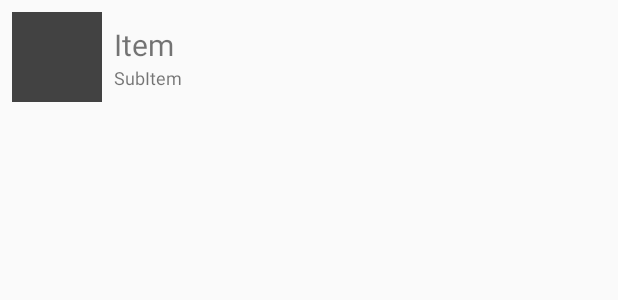
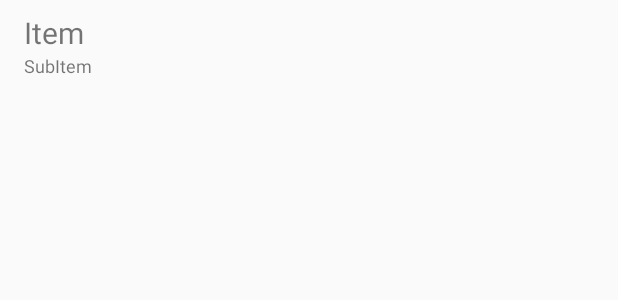
Before and after one commit to augrenters/AugRenta, an Android app: the layout list_item.xml on its own in the app's theme, with its tools: preview values and no code run, on a phone screen of 412 x 824 dp. Shown: the top 300 px of the screen. Run offline under Robolectric (Android 15) with nearby library versions, the phone set to English and light mode, and no system bars.

```diff
--- a/app/src/main/res/layout/list_item.xml
+++ b/app/src/main/res/layout/list_item.xml
@@ -11,13 +11,13 @@
         android:layout_width="0dp"
         android:layout_height="wrap_content"
         android:layout_marginEnd="8dp"
-        android:layout_marginStart="8dp"
+        android:layout_marginStart="16dp"
         android:layout_marginTop="8dp"
         android:text="Item"
         android:textSize="20dp"
         app:layout_constraintEnd_toEndOf="parent"
-        app:layout_constraintStart_toEndOf="@+id/propertyImageView"
-        app:layout_constraintTop_toTopOf="@+id/propertyImageView" />
+        app:layout_constraintStart_toStartOf="parent"
+        app:layout_constraintTop_toTopOf="parent" />
 
     <TextView
         android:id="@+id/textSubItem"
@@ -28,14 +28,4 @@
         app:layout_constraintEnd_toEndOf="@+id/textUploadItem"
         app:layout_constraintStart_toStartOf="@+id/textUploadItem"
         app:layout_constraintTop_toBottomOf="@+id/textUploadItem" />
-
-    <ImageView
-        android:id="@+id/propertyImageView"
-        android:layout_width="60dp"
-        android:layout_height="60dp"
-        android:layout_marginStart="8dp"
-        android:layout_marginTop="8dp"
-        app:layout_constraintStart_toStartOf="parent"
-        app:layout_constraintTop_toTopOf="parent"
-        app:srcCompat="@color/cardview_dark_background" />
 </android.support.constraint.ConstraintLayout>
```
